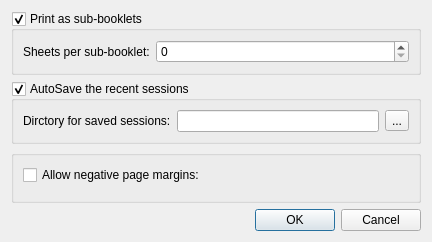
Qt form gui/configdialog/configdialog.ui (Boomaga/boomaga) before a commit.
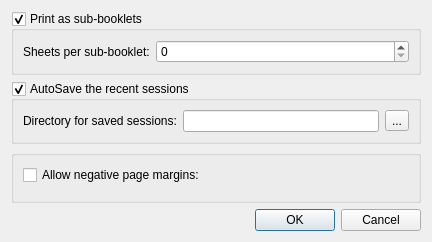
The same form after that commit.

Diff of the .ui file:
```diff
--- a/gui/configdialog/configdialog.ui
+++ b/gui/configdialog/configdialog.ui
@@ -64,7 +64,7 @@
       <item row="0" column="0">
        <widget class="QLabel" name="label">
         <property name="text">
-         <string>Dirctory for saved sessions:</string>
+         <string>Directory for saved sessions:</string>
         </property>
        </widget>
       </item>
```
